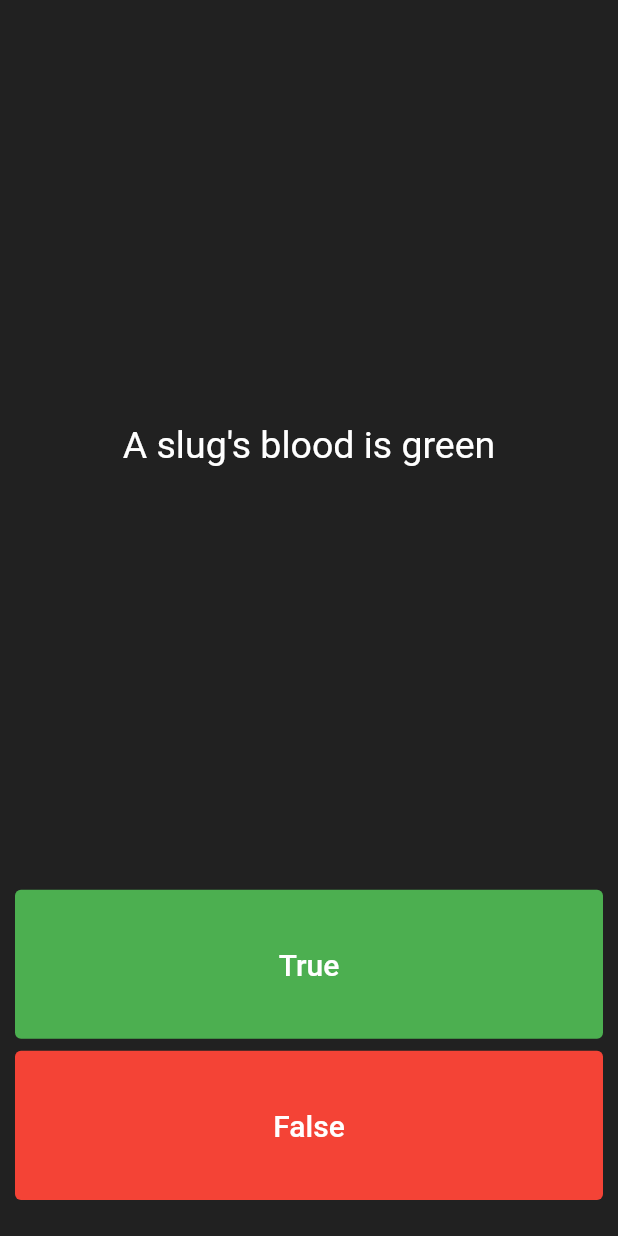
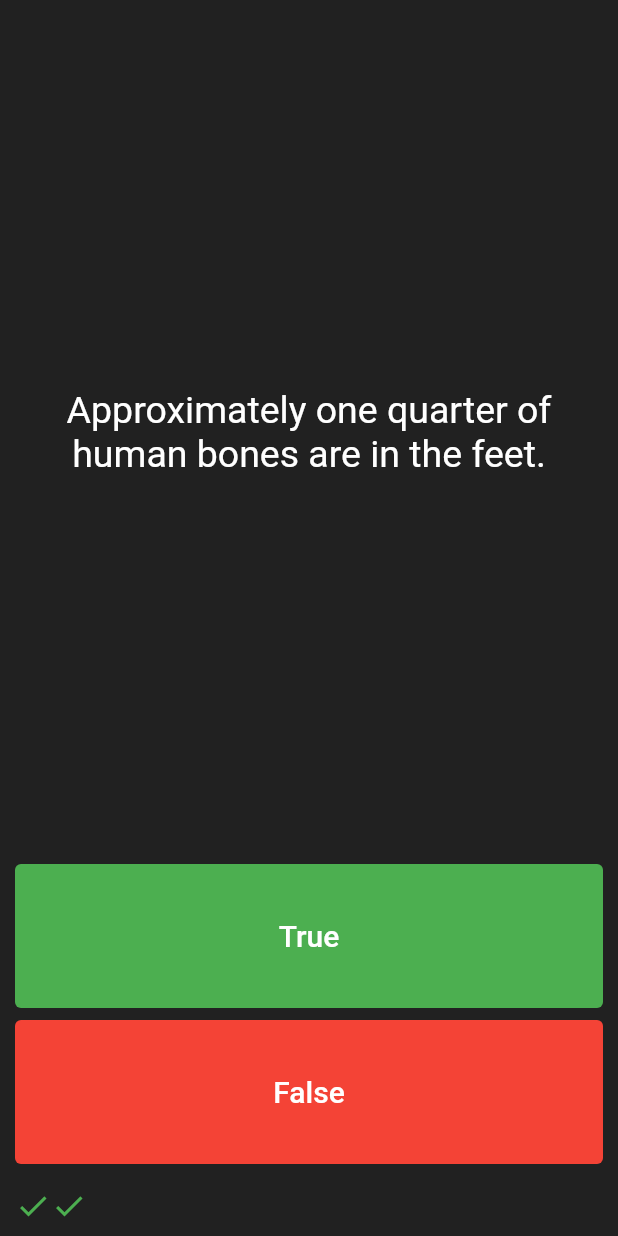
Before and after one commit to Saidakbar23/quizzler, a Flutter app: the screen it shows after launch, after a tap on "True", after a tap on "False", on a phone screen of 412 x 824 dp. Run offline on Flutter 3.47's test engine with Material 2 defaults, Android fonts, the phone set to English and light mode, and no system bars; our stand-ins replace rflutter_alert.

Commit message:
completed the project

```diff
--- a/lib/main.dart
+++ b/lib/main.dart
@@ -1,5 +1,8 @@
-import 'package:flutter/cupertino.dart';
 import 'package:flutter/material.dart';
+import 'package:quizzler/quiz_brain.dart';
+import 'package:rflutter_alert/rflutter_alert.dart';
+
+QuizBrain quizBrain = QuizBrain();
 
 void main() {
   runApp(const Quizzler());
@@ -34,13 +37,31 @@ class QuizPage extends StatefulWidget {
 
 class _QuizPageState extends State<QuizPage> {
   List<Widget> scoreKeeper = [];
-  List<String> questions = [
-    "You can lead a cow down the stairs, but not up the stairs.",
-    "Approximately, one quarter of human bones are in feet.",
-    "A slug's blood is green",
-  ];
 
-  int questionNumber = 0;
+  void checkAnswer(bool userPickedAnswer) {
+    bool rightAnswer = quizBrain.getQuestionAnswer();
+
+    setState(() {
+      if (quizBrain.isFinished()) {
+        Alert(context: context, title: "Quizzler", desc: "Game is over").show();
+        quizBrain.reset();
+        scoreKeeper.clear();
+      } else {
+        if (rightAnswer == userPickedAnswer) {
+          scoreKeeper.add(const Icon(
+            Icons.check,
+            color: Colors.green,
+          ));
+        } else {
+          scoreKeeper.add(const Icon(
+            Icons.close,
+            color: Colors.red,
+          ));
+        }
+        quizBrain.nextQuestionNumber();
+      }
+    });
+  }
 
   @override
   Widget build(BuildContext context) {
@@ -53,9 +74,9 @@ class _QuizPageState extends State<QuizPage> {
             flex: 5,
             child: Center(
               child: Text(
-                questions[questionNumber],
+                quizBrain.getQuestionText(),
                 textAlign: TextAlign.center,
-                style: TextStyle(
+                style: const TextStyle(
                   color: Colors.white,
                   fontSize: 25.0,
                 ),
@@ -71,11 +92,9 @@ class _QuizPageState extends State<QuizPage> {
                   backgroundColor: Colors.green,
                 ),
                 onPressed: () {
-                  setState(() {
-                    questionNumber++;
-                  });
+                  checkAnswer(true);
                 },
-                child: Text(
+                child: const Text(
                   "True",
                   style: TextStyle(
                     color: Colors.white,
@@ -93,11 +112,9 @@ class _QuizPageState extends State<QuizPage> {
                   backgroundColor: Colors.red,
                 ),
                 onPressed: () {
-                  setState(() {
-                    questionNumber++;
-                  });
+                  checkAnswer(false);
                 },
-                child: Text(
+                child: const Text(
                   "False",
                   style: TextStyle(
                     color: Colors.white,
--- /dev/null
+++ b/lib/questions.dart
@@ -0,0 +1,9 @@
+class Questions {
+  late String questionText;
+  late bool questionAnswer;
+
+  Questions(String q, bool a) {
+    questionText = q;
+    questionAnswer = a;
+  }
+}
--- /dev/null
+++ b/lib/quiz_brain.dart
@@ -0,0 +1,59 @@
+import 'questions.dart';
+
+class QuizBrain {
+  int _questionNumber = 0;
+  final List<Questions> _question = [
+    Questions('Some cats are actually allergic to humans', true),
+    Questions('You can lead a cow down stairs but not up stairs.', false),
+    Questions(
+        'Approximately one quarter of human bones are in the feet.', true),
+    Questions('A slug\'s blood is green.', true),
+    Questions('Buzz Aldrin\'s mother\'s maiden name was \"Moon\".', true),
+    Questions('It is illegal to pee in the Ocean in Portugal.', true),
+    Questions(
+        'No piece of square dry paper can be folded in half more than 7 times.',
+        false),
+    Questions(
+        'In London, UK, if you happen to die in the House of Parliament, you are technically entitled to a state funeral, because the building is considered too sacred a place.',
+        true),
+    Questions(
+        'The loudest sound produced by any animal is 188 decibels. That animal is the African Elephant.',
+        false),
+    Questions(
+        'The total surface area of two human lungs is approximately 70 square metres.',
+        true),
+    Questions('Google was originally called \"Backrub\".', true),
+    Questions(
+        'Chocolate affects a dog\'s heart and nervous system; a few ounces are enough to kill a small dog.',
+        true),
+    Questions(
+        'In West Virginia, USA, if you accidentally hit an animal with your car, you are free to take it home to eat.',
+        true),
+  ];
+
+  void nextQuestionNumber() {
+    if (_questionNumber < _question.length - 1) {
+      _questionNumber++;
+    }
+  }
+
+  String getQuestionText() {
+    return _question[_questionNumber].questionText;
+  }
+
+  bool getQuestionAnswer() {
+    return _question[_questionNumber].questionAnswer;
+  }
+
+  bool isFinished() {
+    if (_questionNumber == _question.length - 1) {
+      return true;
+    } else {
+      return false;
+    }
+  }
+
+  void reset() {
+    _questionNumber = 0;
+  }
+}
--- a/pubspec.yaml
+++ b/pubspec.yaml
@@ -35,6 +35,7 @@ dependencies:
   # The following adds the Cupertino Icons font to your application.
   # Use with the CupertinoIcons class for iOS style icons.
   cupertino_icons: ^1.0.2
+  rflutter_alert: ^2.0.7
 
 dev_dependencies:
   flutter_test:
```
Also changed, not shown: pubspec.lock.
